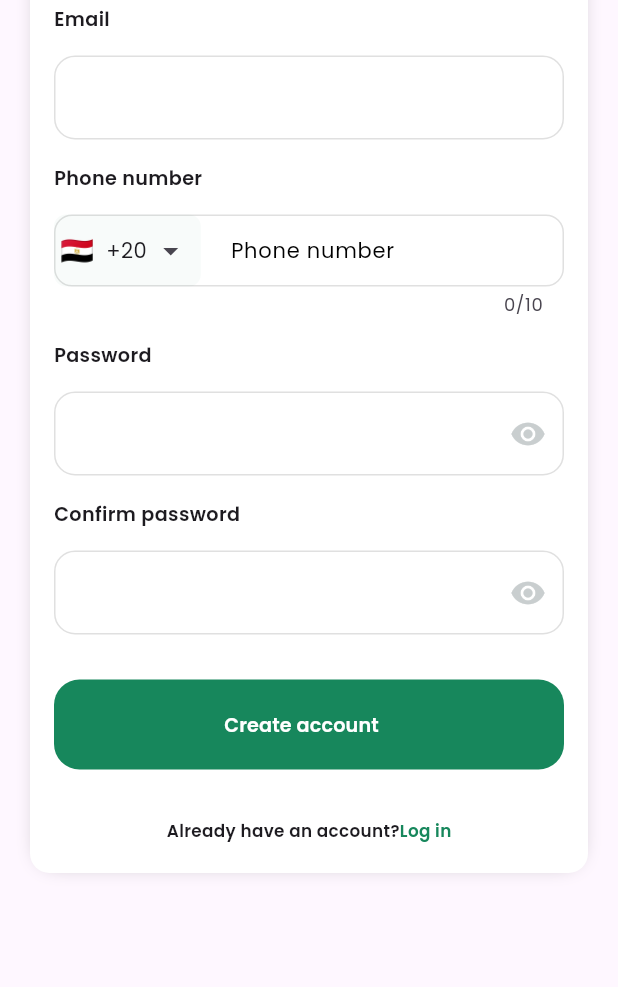
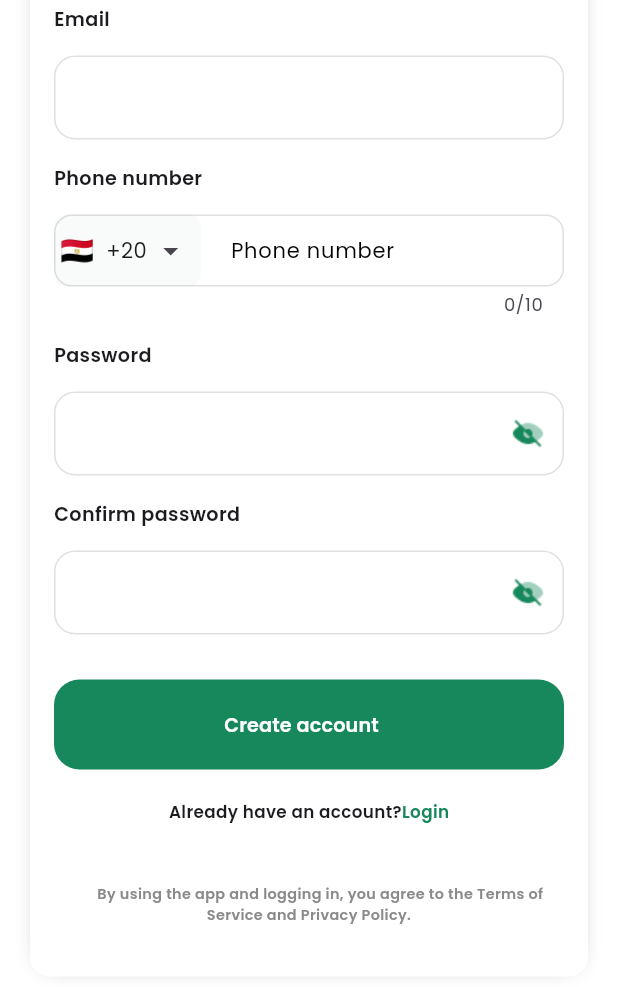
Before and after one commit to nofalseo302/horsely_app, a Flutter app: the SingUpScreen screen opened by its route, scrolled down 329 dp, on a phone screen of 412 x 824 dp. Shown: the top 987 px of the screen. Run offline on Flutter 3.47's test engine with Material 3 defaults, Android fonts, the phone set to English and light mode, and no system bars; drawn by our look-alikes of intl_phone_field; our stand-ins replace audioplayers, dartz, device_preview, dio, dotted_border, file_picker and 12 more; accounts and stored records are empty; project files that could hold a hidden picture were left out.

Commit message:
test auth feature

```diff
--- /dev/null
+++ b/devtools_options.yaml
@@ -0,0 +1,3 @@
+description: This file stores settings for Dart & Flutter DevTools.
+documentation: https://docs.flutter.dev/tools/devtools/extensions#configure-extension-enablement-states
+extensions:
--- a/lib/core/services/translation/app_en.dart
+++ b/lib/core/services/translation/app_en.dart
@@ -17,25 +17,25 @@ class AppEn {
     AppStrings.welcome: "Welcome to \nHorsely",
     AppStrings.trackpitcons:
         "Track the cryptocurrencies and coins you choose to trade.",
-    AppStrings.login: "Log in",
-    AppStrings.singup: "Sign up",
+    AppStrings.login: "Login",
+    AppStrings.singup: "Create New Account",
     AppStrings.email: "Email",
     AppStrings.password: "Password",
     AppStrings.forgetpassword: "Forgot password",
     AppStrings.creataccount: "Create account",
     AppStrings.subtitellogin:
-        "Enter your credentials to log in to your account.",
+        "Enter your credentials\nto log in to your account.",
     AppStrings.donthaveaccount: "Don't have an account?",
     AppStrings.phone: "Phone number",
     AppStrings.comfrimpassword: "Confirm password",
     AppStrings.alreadyhaveaccount: "Already have an account?",
     AppStrings.creatnewaccount: "Create a new account",
-    AppStrings.filedetails: "Fill in your details to complete registration",
+    AppStrings.filedetails: "Fill in your details to\ncomplete registration",
     AppStrings.name: "Name",
     AppStrings.contineo: "Confirm",
     AppStrings.accountrecvied: "Account recovery",
     AppStrings.accountrecviedinstraction:
-        "Please enter your email so we can send you the code.",
+        "Please enter your email so we can\nsend you the code.",
     AppStrings.enteremail: "Please enter your email",
     AppStrings.newspassword: "New password",
     AppStrings.newspasswordinstraction:
@@ -46,7 +46,7 @@ class AppEn {
     AppStrings.Acountverify: "Verify your identity",
     AppStrings.verifyinstruction: "We have just sent a message to ",
     AppStrings.thisCodeisvalidForTwoMinutes:
-        ". This code is valid for two minutes.",
+        "This code is valid for two minutes.",
     AppStrings.send: "Send",
     AppStrings.home: "Home",
     AppStrings.wallet: "Wallet",
--- a/lib/core/utils/app_text_styles.dart
+++ b/lib/core/utils/app_text_styles.dart
@@ -9,19 +9,26 @@ abstract class AppStyles {
     );
   }
 
+  static TextStyle semibold22(context) {
+    return TextStyle(
+      fontSize: getResponsiveFontSize(context, fontSize: 22),
+      fontWeight: FontWeight.w600,
+    );
+  }
+
   static TextStyle semibold12(context) {
     return TextStyle(
       fontSize: getResponsiveFontSize(context, fontSize: 12),
       fontWeight: FontWeight.w600,
     );
   }
+
   static TextStyle semibold18(context) {
     return TextStyle(
       fontSize: getResponsiveFontSize(context, fontSize: 18),
       fontWeight: FontWeight.w600,
     );
   }
-
 
   static TextStyle semibold14(context) {
     return TextStyle(
@@ -50,6 +57,7 @@ abstract class AppStyles {
         fontWeight: FontWeight.w600,
         color: Colors.white);
   }
+
   static TextStyle regulare10(context) {
     return TextStyle(
         fontSize: getResponsiveFontSize(context, fontSize: 10),
--- a/lib/core/utils/image/app_images_svg.dart
+++ b/lib/core/utils/image/app_images_svg.dart
@@ -3,6 +3,8 @@ class AppImages {
   static const String onboarding2 = "assets/png/onbording2.png";
   static const String onboarding3 = "assets/png/onbordin3.png";
   static const welcomebackground = "assets/png/backgroundwelcomscreen.png";
+  static const welcomebackgroundWithGradint =
+      "assets/png/backgroundwelcomscreenwithgradint.png";
   static const homeicon = "assets/svg/home 04.svg";
   static const walleticon = "assets/svg/wallet.svg";
   static const wallet = "assets/svg/wallet.svg";
@@ -47,4 +49,8 @@ class AppImages {
   static const pindingcompletdata = "assets/png/time 1.png";
   static const camer = "assets/png/Cmera.png";
   static const send = "assets/png/Send.png";
+  static const arrowBack = "assets/png/arback.png";
+  static const arrowRight = "assets/png/arrow right.png";
+  static const eyeDisable = "assets/png/eye-disable.png";
+  static const eye = "assets/png/eye.png";
 }
--- a/lib/core/widget/password_text_filed.dart
+++ b/lib/core/widget/password_text_filed.dart
@@ -1,4 +1,5 @@
 import 'package:flutter/material.dart';
+import 'package:horsely_app/core/utils/image/app_images_svg.dart';
 import 'package:horsely_app/core/widget/custom_text_filed.dart';
 
 class PasswordField extends StatefulWidget {
@@ -33,15 +34,7 @@ class _PasswordFieldState extends State<PasswordField> {
           obscureText = !obscureText;
           setState(() {});
         },
-        child: obscureText
-            ? const Icon(
-                Icons.remove_red_eye,
-                color: Color(0xffC9CECF),
-              )
-            : const Icon(
-                Icons.visibility_off,
-                color: Color(0xffC9CECF),
-              ),
+        child: Image.asset(!obscureText ? AppImages.eye : AppImages.eyeDisable),
       ),
       hintText: "",
       textInputType: TextInputType.visiblePassword,
--- a/lib/features/auth/views/email_rest/widget/form_enter_email.dart
+++ b/lib/features/auth/views/email_rest/widget/form_enter_email.dart
@@ -8,9 +8,7 @@ import 'package:horsely_app/core/widget/titel_widget.dart';
 import '../../../logic/controller/forget_password_controller.dart';
 
 class FromEnterEmail extends GetView<ForgetPasswordController> {
-  const FromEnterEmail({
-    super.key,
-  });
+  const FromEnterEmail({super.key});
 
   @override
   Widget build(BuildContext context) {
--- a/lib/features/auth/views/register/sing_up_screen.dart
+++ b/lib/features/auth/views/register/sing_up_screen.dart
@@ -1,4 +1,5 @@
 import 'package:flutter/material.dart';
+import 'package:horsely_app/core/utils/app_colors.dart';
 
 import 'package:horsely_app/features/auth/views/register/widget/body_sing_up.dart';
 
@@ -8,6 +9,7 @@ class SingUpScreen extends StatelessWidget {
   @override
   Widget build(BuildContext context) {
     return const Scaffold(
+      backgroundColor: AppColors.white,
       body: BodySingUp(),
     );
   }
--- a/lib/features/auth/views/register/widget/form_sing_up.dart
+++ b/lib/features/auth/views/register/widget/form_sing_up.dart
@@ -80,7 +80,7 @@ class FormSingUp extends GetView<RegisterController> {
             },
             buttonText: AppStrings.creataccount.tr,
           ),
-          const SizedBox(height: 33),
+          const SizedBox(height: 20),
           Row(
             crossAxisAlignment: CrossAxisAlignment.center,
             mainAxisAlignment: MainAxisAlignment.center,
@@ -100,7 +100,18 @@ class FormSingUp extends GetView<RegisterController> {
                 ),
               )
             ],
-          )
+          ),
+          const SizedBox(height: 40),
+          Center(
+            child: Text(
+              '''
+      By using the app and logging in, you agree to the Terms of Service and Privacy Policy.
+      ''',
+              textAlign: TextAlign.center,
+              style: AppStyles.semibold12(context)
+                  .copyWith(color: const Color(0xff8A8A8A)),
+            ),
+          ),
         ],
       ),
     );
--- a/lib/features/auth/views/register/widget/header_sing_up.dart
+++ b/lib/features/auth/views/register/widget/header_sing_up.dart
@@ -19,7 +19,7 @@ class HeaderSingUp extends StatelessWidget {
         width: double.infinity,
         decoration: const BoxDecoration(
           image: DecorationImage(
-            image: AssetImage(AppImages.welcomebackground),
+            image: AssetImage(AppImages.welcomebackgroundWithGradint),
             fit: BoxFit.cover, // لجعل الصورة تغطي كامل العرض والارتفاع
           ),
         ),
@@ -29,12 +29,10 @@ class HeaderSingUp extends StatelessWidget {
             child: Column(
               crossAxisAlignment: CrossAxisAlignment.start,
               children: [
-                const SizedBox(
-                  height: 60,
-                ),
+                const SizedBox(height: 60),
                 Text(
-                  AppStrings.creataccount.tr,
-                  style: AppStyles.semibold20(context)
+                  AppStrings.creatnewaccount.tr,
+                  style: AppStyles.semibold22(context)
                       .copyWith(color: Colors.white),
                 ),
                 const SizedBox(
--- a/lib/features/auth/views/rest_password/presentation/view/widget/header_rest_password.dart
+++ b/lib/features/auth/views/rest_password/presentation/view/widget/header_rest_password.dart
@@ -20,7 +20,7 @@ class HeaderRestPassword extends StatelessWidget {
         width: double.infinity,
         decoration: const BoxDecoration(
           image: DecorationImage(
-            image: AssetImage(AppImages.welcomebackground),
+            image: AssetImage(AppImages.welcomebackgroundWithGradint),
             fit: BoxFit.cover, // لجعل الصورة تغطي كامل العرض والارتفاع
           ),
         ),
@@ -39,7 +39,7 @@ class HeaderRestPassword extends StatelessWidget {
                 ),
                 Text(
                   AppStrings.newspassword.tr,
-                  style: AppStyles.semibold20(context)
+                  style: AppStyles.semibold22(context)
                       .copyWith(color: Colors.white),
                 ),
                 const SizedBox(
--- a/lib/features/on_boarding/presentation/view/widget/button_next.dart
+++ b/lib/features/on_boarding/presentation/view/widget/button_next.dart
@@ -6,6 +6,8 @@ import 'package:horsely_app/core/utils/app_colors.dart';
 import 'package:horsely_app/routes/routes.dart';
 import 'package:horsely_app/core/widget/custom_button.dart';
 import 'package:horsely_app/features/on_boarding/presentation/manager/controler/on_boarding_controler.dart';
+
+import '../../../../../core/utils/image/app_images_svg.dart';
 
 class ButtonNext extends StatelessWidget {
   const ButtonNext({
@@ -49,8 +51,8 @@ class ButtonNext extends StatelessWidget {
         Expanded(
           child: CustomButton(
             icon: getCurrentLanguage() == "en"
-                ? "assets/png/arrow right.png"
-                : "assets/png/arback.png",
+                ? AppImages.arrowRight
+                : AppImages.arrowBack,
             buttonText: AppStrings.nextButton.tr,
             onButtonPressed: () {
               if (controller.currentPage.value < 2) {
--- a/lib/features/on_boarding/presentation/view/widget/iteam_page_view.dart
+++ b/lib/features/on_boarding/presentation/view/widget/iteam_page_view.dart
@@ -24,7 +24,7 @@ class IteamPageView extends StatelessWidget {
                 TextSpan(
                     text: pageViewIteamEntity.titel,
                     style: AppStyles.semibold24(context)
-                        .copyWith(color: const Color(0xffd4D221E))),
+                        .copyWith(color: const Color(0xffd4d221e))),
                 TextSpan(
                     text: pageViewIteamEntity.diferrenttitel,
                     style: AppStyles.semibold24(context)
```
Also changed, not shown: lib/features/auth/views/email_rest/widget/header_enter_emil.dart (+5 -11 lines), lib/features/auth/views/login/widget/header_log_in.dart (+4 -4 lines), lib/features/auth/views/verify_account/widget/header_verify.dart (+3 -5 lines), lib/features/welcome/presentation/view/widget/body_welcom.dart (+20 -5 lines), lib/main.dart (+12 -9 lines), assets/png/backgroundwelcomscreenwithgradint.png (added), assets/png/eye-disable.png (added), assets/png/eye.png (added).
